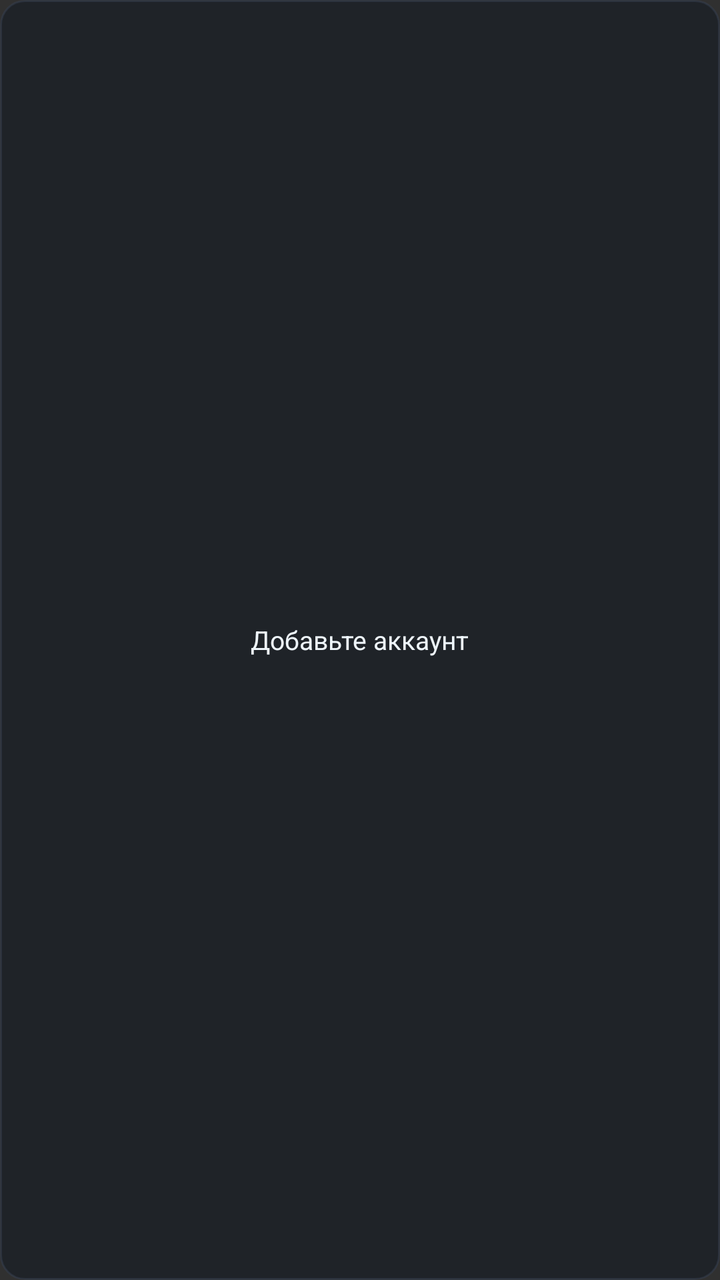
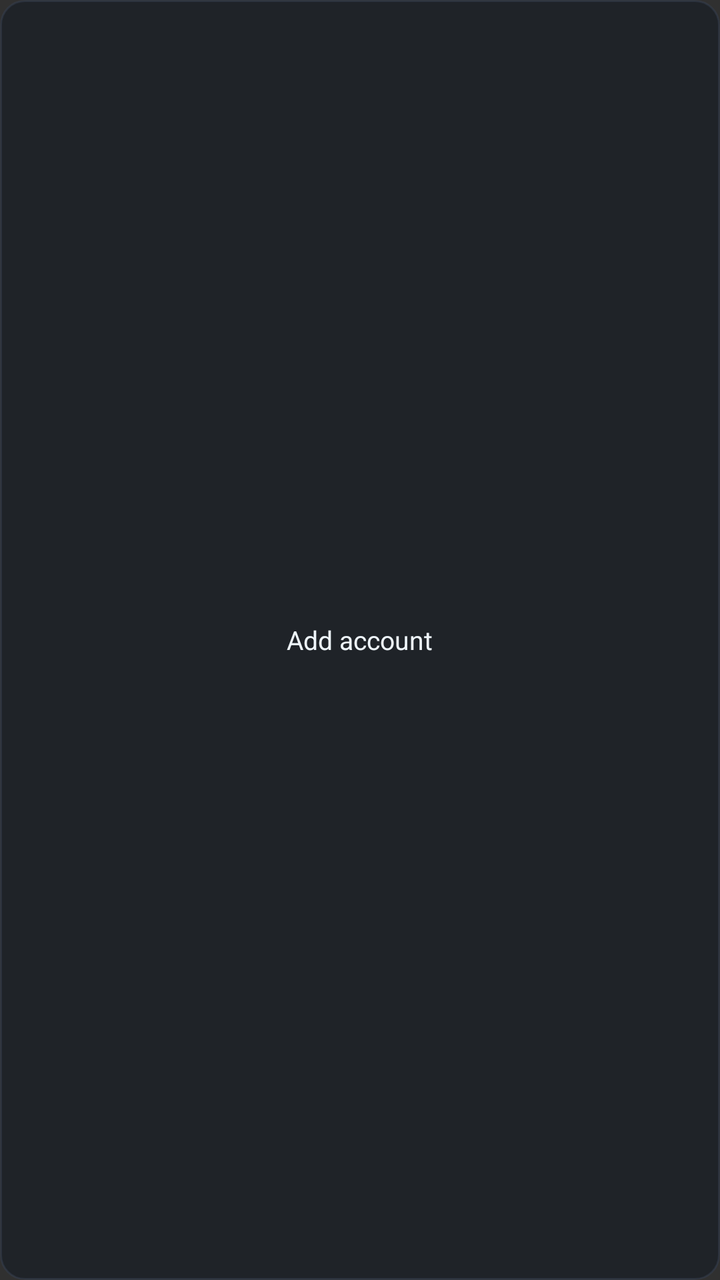

Before-and-after screenshots of an Android layout around one commit, followed by the original layout XML and the change that was made.
<!-- AndroidManifest.xml: application theme android:Theme.Material.NoActionBar -->
<!-- res/layout/widget_icons.xml -->
<LinearLayout xmlns:android="http://schemas.android.com/apk/res/android"
    android:id="@+id/widget_icons_root"
    android:layout_width="match_parent"
    android:layout_height="match_parent"
    android:orientation="horizontal"
    android:gravity="center"
    android:background="@drawable/widget_icons_background">
    <LinearLayout
        android:id="@+id/widget_icons_list"
        android:layout_width="wrap_content"
        android:layout_height="wrap_content"
        android:orientation="horizontal" />
    <TextView
        android:id="@+id/widget_icons_overflow"
        android:layout_width="54dp"
        android:layout_height="48dp"
        android:gravity="center"
        android:textColor="#EEF5FA"
        android:textSize="16sp"
        android:visibility="gone" />
    <TextView
        android:id="@+id/widget_icons_empty"
        android:layout_width="wrap_content"
        android:layout_height="wrap_content"
        android:text="Добавьте аккаунт"
        android:textColor="#EEF5FA"
        android:textSize="13sp" />
</LinearLayout>
<!-- resources referenced by this layout -->
<resources>
  <!-- drawable widget_icons_background (drawable) -->
  <shape xmlns:android="http://schemas.android.com/apk/res/android">
      <solid android:color="#99151B24" />
      <stroke android:width="1dp" android:color="#80364153" />
      <corners android:radius="12dp" />
  </shape>
</resources>

<!-- the commit's change to res/layout/widget_icons.xml (unified diff, before → after) -->
@@ -22,7 +22,7 @@
         android:id="@+id/widget_icons_empty"
         android:layout_width="wrap_content"
         android:layout_height="wrap_content"
-        android:text="Добавьте аккаунт"
+        android:text="@string/localized_092"
         android:textColor="#EEF5FA"
         android:textSize="13sp" />
 </LinearLayout>
<!-- resource entries referenced after the edit -->
@@ -6,5 +6,6 @@
       <stroke android:width="1dp" android:color="#80364153" />
       <corners android:radius="12dp" />
   </shape>
+  <string name="localized_092" formatted="false">Add account</string>
 </resources>
 
